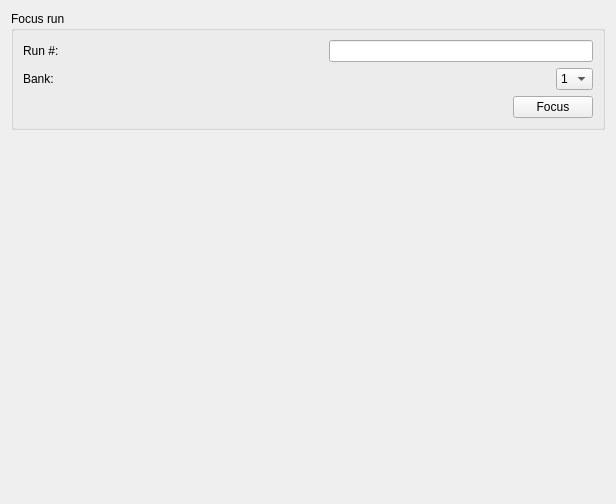
Above: Code/Mantid/MantidQt/CustomInterfaces/inc/MantidQtCustomInterfaces/EnggDiffraction/EnggDiffractionQtTabFocus.ui from mantidproject/mantid before the change. Below: the same form after it.
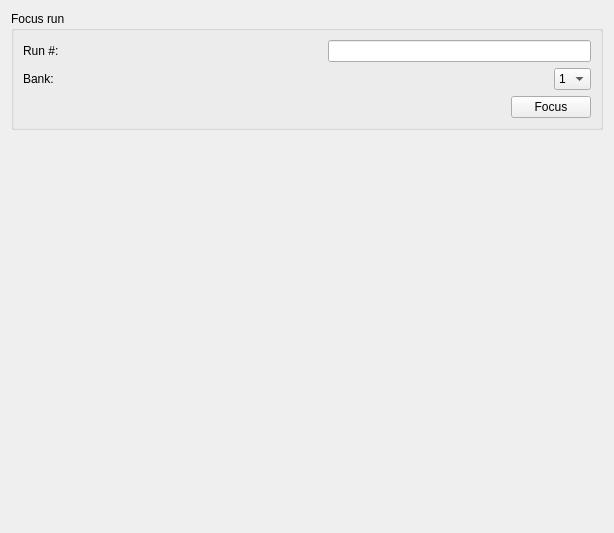
That is the form after the change.

Commit message: fix focus tab ui and test mock declarations, re #13375

Patch:
```diff
--- a/Code/Mantid/MantidQt/CustomInterfaces/inc/MantidQtCustomInterfaces/EnggDiffraction/EnggDiffractionQtTabFocus.ui
+++ b/Code/Mantid/MantidQt/CustomInterfaces/inc/MantidQtCustomInterfaces/EnggDiffraction/EnggDiffractionQtTabFocus.ui
@@ -6,8 +6,8 @@
    <rect>
     <x>0</x>
     <y>0</y>
-    <width>616</width>
-    <height>504</height>
+    <width>614</width>
+    <height>533</height>
    </rect>
   </property>
   <property name="windowTitle">
@@ -48,7 +48,7 @@
            <string/>
           </property>
           <property name="readOnly">
-           <bool>true</bool>
+           <bool>false</bool>
           </property>
          </widget>
         </item>
@@ -127,7 +127,7 @@
      <property name="sizeHint" stdset="0">
       <size>
        <width>20</width>
-       <height>359</height>
+       <height>388</height>
       </size>
      </property>
     </spacer>
```
Left out of the diff: 2 changed lines with no effect on the pictures. The commit also changes 2 other files.
